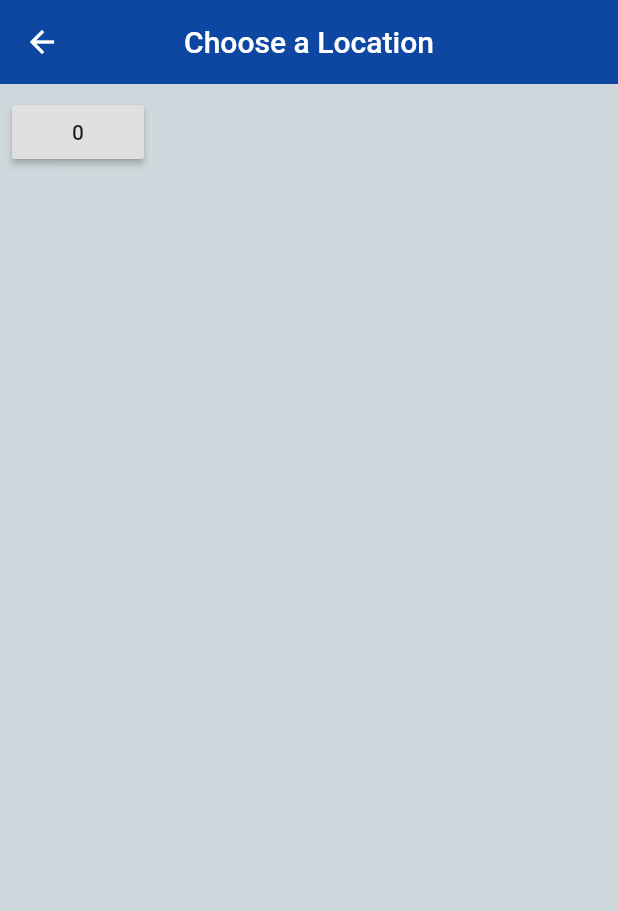
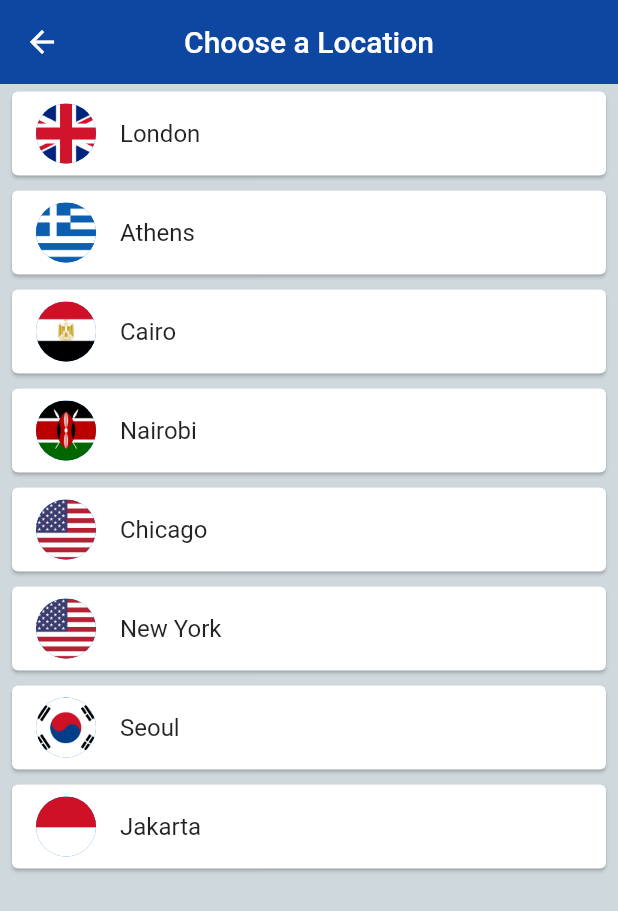
Before and after one commit to AkarshSimha007/Flutter_Learning, a Flutter app: the ChooseLocation screen opened by its route, on a phone screen of 412 x 824 dp. Shown: the top 911 px of the screen. Run offline on Flutter 3.47's test engine with Material 2 defaults, Android fonts, the phone set to English and light mode, and no system bars; our stand-ins replace flutter_spinkit; network calls fail.

Commit message:
Finished WorldTimeApi project

```diff
--- a/learn3/lib/pages/choose_location.dart
+++ b/learn3/lib/pages/choose_location.dart
@@ -1,4 +1,5 @@
 import 'package:flutter/material.dart';
+import 'package:learn3/services/world_time.dart';
 
 class ChooseLocation extends StatefulWidget {
   @override
@@ -6,13 +7,30 @@ class ChooseLocation extends StatefulWidget {
 }
 
 class _ChooseLocationState extends State<ChooseLocation> {
-  int counter = 0;
+  List<WorldTime> locations = [
+    WorldTime(url: 'Europe/London', location: 'London', flag: 'uk.jpg'),
+    WorldTime(url: 'Europe/Berlin', location: 'Athens', flag: 'greece.jpg'),
+    WorldTime(url: 'Africa/Cairo', location: 'Cairo', flag: 'egypt.jpg'),
+    WorldTime(url: 'Africa/Nairobi', location: 'Nairobi', flag: 'kenya.jpg'),
+    WorldTime(url: 'America/Chicago', location: 'Chicago', flag: 'usa.jpg'),
+    WorldTime(url: 'America/New_York', location: 'New York', flag: 'usa.jpg'),
+    WorldTime(url: 'Asia/Seoul', location: 'Seoul', flag: 'south_korea.jpg'),
+    WorldTime(url: 'Asia/Jakarta', location: 'Jakarta', flag: 'indonesia.jpg'),
+  ];
 
-
+  void updateTime(index) async {
+    WorldTime instance = locations[index];
+    await instance.getTime();
+    Navigator.pop(context, {
+      'location': instance.location,
+      'flag': instance.flag,
+      'time': instance.time,
+      'isDayTime': instance.isDayTime
+    });
+  }
 
   @override
   Widget build(BuildContext context) {
-    print("Build function Ran!");
     return Scaffold(
       backgroundColor: Colors.blueGrey[100],
       appBar: AppBar(
@@ -21,16 +39,24 @@ class _ChooseLocationState extends State<ChooseLocation> {
         centerTitle: true,
         elevation: 0,
       ),
-      body: Padding(
-        padding: const EdgeInsets.all(8.0),
-        child: RaisedButton(
-          onPressed: () {
-            setState(() {
-              counter += 1;
-            });
-          },
-          child: Text('$counter'),
-        ),
+      body: ListView.builder(
+        itemCount: locations.length,
+        itemBuilder: (context, index) {
+          return Padding(
+            padding: const EdgeInsets.symmetric(vertical: 1.0, horizontal: 4),
+            child: Card(
+              child: ListTile(
+                onTap: () {
+                  updateTime(index);
+                },
+                title: Text(locations[index].location),
+                leading: CircleAvatar(
+                    backgroundImage:
+                        AssetImage('assets/${locations[index].flag}')),
+              ),
+            ),
+          );
+        },
       ),
     );
   }
--- /dev/null
+++ b/learn3/lib/services/world_time.dart
@@ -0,0 +1,36 @@
+import 'package:flutter/material.dart';
+import 'package:http/http.dart';
+import 'dart:convert';
+import 'package:intl/intl.dart';
+
+class WorldTime {
+  String location;
+  String time;
+  String flag;
+  String url;
+  bool isDayTime;
+
+  WorldTime({this.location, this.flag, this.url});
+
+  Future<void> getTime() async {
+    try {
+      Response response =
+          await get("http://worldtimeapi.org/api/timezone/$url");
+      Map data = jsonDecode(response.body);
+
+      String datetime = data['datetime'];
+      String offset = data['utc_offset'].substring(1, 3);
+      String min = data['utc_offset'].substring(4, 6);
+
+      DateTime now = DateTime.parse(datetime);
+      now =now.add(Duration(hours: int.parse(offset), minutes: int.parse(min)));
+
+      isDayTime = now.hour > 6 && now.hour < 20 ? true : false;
+
+      time = DateFormat.jm().format(now);
+    } catch (e) {
+      print('caught error:$e');
+      time = 'Could not get time data';
+    }
+  }
+}
```
Also changed, not shown: learn3/lib/pages/home.dart (+56 -8 lines), learn3/lib/pages/loading.dart (+26 -8 lines), learn3/pubspec.yaml (+4 -4 lines), learn3/assets/day.jpg (added), learn3/assets/egypt.jpg (added), learn3/assets/germany.jpg (added), learn3/assets/greece.jpg (added), learn3/assets/indonesia.jpg (added), learn3/assets/kenya.jpg (added), learn3/assets/night.jpg (added), learn3/assets/south_korea.jpg (added), learn3/assets/uk.jpg (added), learn3/assets/usa.jpg (added), learn3/pubspec.lock.
